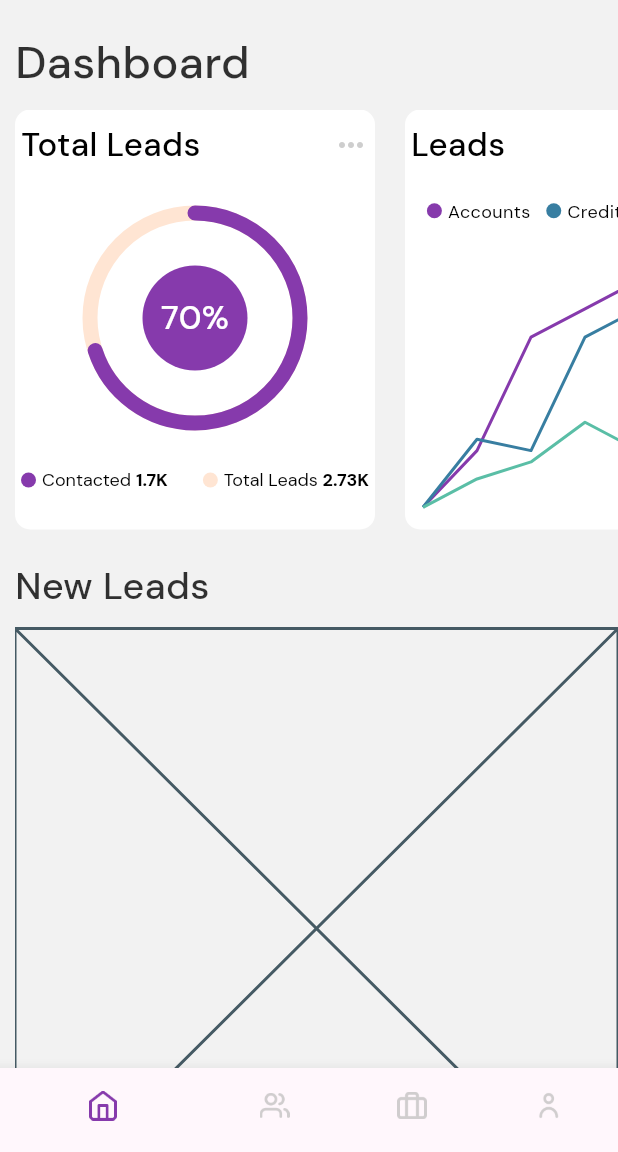
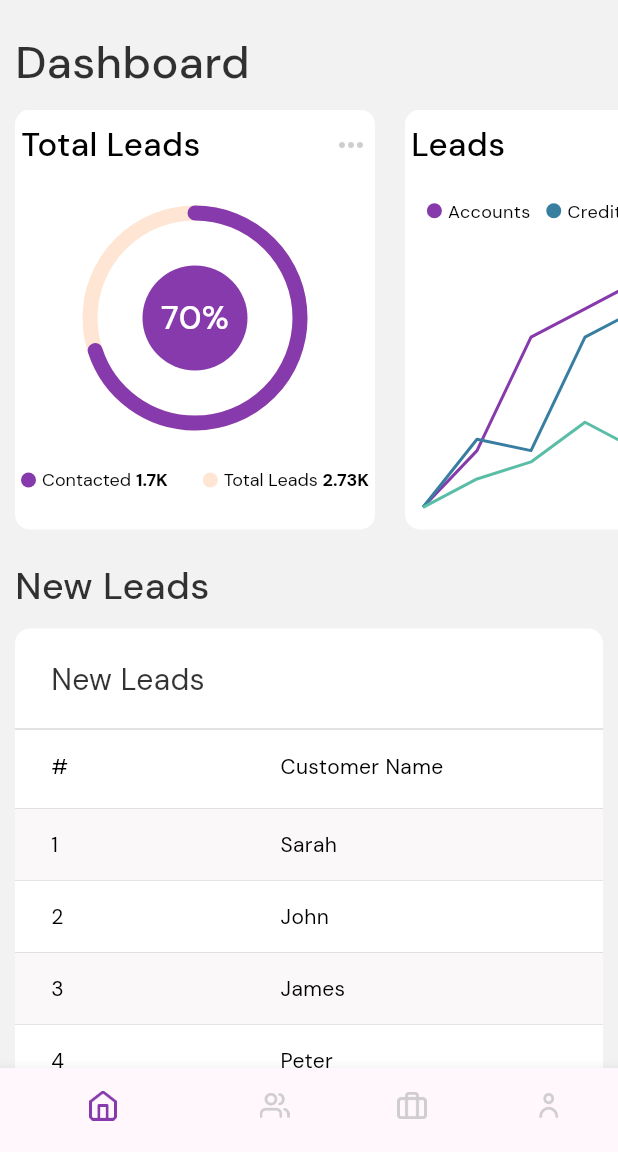
Before and after one commit to okelloEnos/dentsu, a Flutter app: the screen it shows after launch, after a tap on the "check box outline blank" icon, after a tap on "Log In", on a phone screen of 412 x 824 dp, the part 84-1236 px from its top. Run offline on Flutter 3.47's test engine with Material 3 defaults, Android fonts, the phone set to English and light mode, and no system bars; drawn by our look-alikes of cached_network_image, fl_chart; our stand-ins replace dio, equatable, flutter_bloc, flutter_spinkit, flutter_staggered_animations, go_router and 2 more; missing offline and left inert: flutter_animated_dialog; network calls fail.

Commit message:
dashboard ui complete

```diff
--- a/lib/features/dashboard/ui/screens/dashboard_screen.dart
+++ b/lib/features/dashboard/ui/screens/dashboard_screen.dart
@@ -35,7 +35,10 @@ class DashboardScreen extends StatelessWidget {
                 color: theme.colorScheme.tertiary.withOpacity(0.8),
               ),
               const SizedBox(height: 10.0),
-              const NewLeads()
+              const Padding(
+                padding: EdgeInsets.only(right: 10.0),
+                child: NewLeads(),
+              )
             ],
           ),
         ),
--- /dev/null
+++ b/lib/features/leads/data/model/lead.dart
@@ -0,0 +1,6 @@
+class Lead{
+  final String? id;
+  final String? name;
+
+  Lead({this.id, this.name});
+}
--- a/lib/features/leads/leads_barrel.dart
+++ b/lib/features/leads/leads_barrel.dart
@@ -1,2 +1,4 @@
 export 'ui/screens/leads_screen.dart';
 export 'ui/widgets/new_leads.dart';
+export 'data/model/lead.dart';
+export 'ui/widgets/pagination_footer.dart';
--- a/lib/features/leads/ui/widgets/new_leads.dart
+++ b/lib/features/leads/ui/widgets/new_leads.dart
@@ -1,10 +1,129 @@
+import 'package:dentsu_test/common_widgets/common_widget_barrel.dart';
+import 'package:dentsu_test/features/features_barrel.dart';
+import 'package:dentsu_test/features/leads/ui/widgets/pagination_footer.dart';
 import 'package:flutter/material.dart';
 
+import '../../../../util/constants/constants_barrel.dart';
+final List<Lead> _leads = [
+  Lead(id: "1", name: "Sarah"),
+  Lead(id: "2", name:"John"),
+  Lead(id: "3", name: "James"),
+  Lead(id: "4", name: "Peter"),
+  Lead(id: "5", name: "Peter"),
+  Lead(id: "6", name: "Peter"),
+  Lead(id: "7", name: "Peter"),
+  Lead(id: "8", name: "Peter"),
+  Lead(id: "9", name: "Peter"),
+  Lead(id: "10", name: "Peter"),
+  Lead(id: "11", name: "Peter"),
+  Lead(id: "12", name: "Peter"),
+];
+final DataTableSource dataSource = LeadsDataSource(leads: _leads);
 class NewLeads extends StatelessWidget {
   const NewLeads({super.key});
 
   @override
   Widget build(BuildContext context) {
-    return const Placeholder();
+    var theme = Theme.of(context);
+    return Stack(
+      children: [
+        SizedBox(
+          width: MediaQuery.of(context).size.width,
+          child: PaginatedDataTable(
+            rowsPerPage: _leads.length < 10 ? _leads.length : 10,
+            header: const CustomTextWidget(text: ""),
+            // header: Column(
+            //   mainAxisSize: MainAxisSize.min,
+            //   crossAxisAlignment: CrossAxisAlignment.start,
+            //   children: [
+            //     const Spacer(),
+            //     CustomTextWidget(text: "New Leads",
+            //       fontSize: 20.0,
+            //       fontWeight: FontWeight.w400,
+            //       color: theme.colorScheme.tertiary.withOpacity(0.8),
+            //     ),
+            //     const Spacer(),
+            //     Divider(
+            //       color: theme.hintColor.withOpacity(0.4),
+            //     )
+            //   ],
+            // ),
+            columns: <DataColumn>[
+              DataColumn(
+                label: CustomTextWidget(text: "#", fontSize: 14.0, fontWeight: FontWeight.w400, color: theme.colorScheme.tertiary,),
+              ),
+              DataColumn(
+                label: CustomTextWidget(text: "Customer Name", fontSize: 14.0, fontWeight: FontWeight.w400, color: theme.colorScheme.tertiary,),
+              ),
+            ],
+            source: dataSource,
+          ),
+        ),
+        Positioned(
+            top: 20.0,
+            left: 0.0,
+            right: 0.0,
+            child: Card(
+              child: Column(
+                mainAxisSize: MainAxisSize.min,
+                crossAxisAlignment: CrossAxisAlignment.start,
+                children: [
+                  Padding(
+                    padding: const EdgeInsets.only(left: 24.0, right: 24.0, bottom: 10.0),
+                    child: CustomTextWidget(text: "New Leads",
+                      fontSize: 20.0,
+                      fontWeight: FontWeight.w400,
+                      color: theme.colorScheme.tertiary.withOpacity(0.8),
+                    ),
+                  ),
+                  Divider(
+                    color: theme.hintColor.withOpacity(0.4),
+                  )
+                ],
+              ),
+            )),
+        const Positioned(
+            bottom: 0.0,
+            left: 0.0,
+            right: 0.0,
+            child: Card(child: PaginationFooter())),
+      ],
+    );
   }
 }
+
+class LeadsDataSource extends DataTableSource {
+  final List<Lead> leads ;
+
+  LeadsDataSource({Key? key, required this.leads});
+
+  @override
+  int get rowCount => leads.length;
+
+  @override
+  DataRow? getRow(int index) {
+    return DataRow(
+      selected: index % 2 == 0,
+      cells: <DataCell>[
+        DataCell(CustomTextWidget(text: leads[index].id ?? "",
+            color: black,
+            fontSize: 14.0,
+            fontFamily: "DM Sans",
+            fontWeight: FontWeight.w400
+        )),
+        DataCell(CustomTextWidget(text: leads[index].name ?? "",
+            color: black,
+            fontSize: 14.0,
+            fontFamily: "DM Sans",
+            fontWeight: FontWeight.w400
+        )),
+      ],
+    );
+  }
+
+  @override
+  bool get isRowCountApproximate => false;
+
+  @override
+  int get selectedRowCount => 0;
+}
--- /dev/null
+++ b/lib/features/leads/ui/widgets/pagination_footer.dart
@@ -0,0 +1,73 @@
+import 'package:dentsu_test/common_widgets/common_widget_barrel.dart';
+import 'package:flutter/material.dart';
+
+class PaginationFooter extends StatelessWidget {
+  const PaginationFooter({super.key});
+
+  @override
+  Widget build(BuildContext context) {
+    var theme = Theme.of(context);
+    return Container(
+      height: 56,
+      padding: const EdgeInsets.only(left: 24.0, right: 24.0, top: 2.0, bottom: 2.0),
+      child: Column(
+        crossAxisAlignment: CrossAxisAlignment.start,
+        mainAxisSize: MainAxisSize.min,
+        children: [
+          CustomTextWidget(text: "Showing 1 to 10 of 100 entries",
+            fontSize: 12.0,
+            fontWeight: FontWeight.w400,
+            color: Theme.of(context).hintColor.withOpacity(0.8),
+          ),
+          const SizedBox(height: 4.0),
+          Row(
+            mainAxisSize: MainAxisSize.max,
+            mainAxisAlignment: MainAxisAlignment.spaceBetween,
+            crossAxisAlignment: CrossAxisAlignment.center,
+            children: [
+              Container(
+                  decoration: BoxDecoration(
+                      border: Border.all(color: theme.colorScheme.tertiary.withOpacity(0.05)),
+                      shape: BoxShape.circle
+                  ),
+                  child: Icon(Icons.chevron_left, color: theme.colorScheme.tertiary, size: 22.0,)),
+              Container(
+                height: 30.0,
+                  padding: const EdgeInsets.only(left: 8.0, right: 8.0, top: 2.0, bottom: 2.0),
+                  decoration: BoxDecoration(
+                      border: Border.all(color: theme.colorScheme.tertiary.withOpacity(0.05)),
+                      borderRadius: BorderRadius.circular(100.0),
+                      shape: BoxShape.rectangle
+                  ),
+                  child: ListView.builder(
+                    scrollDirection: Axis.horizontal,
+                    shrinkWrap: true,
+                      itemCount: 5,
+                      itemBuilder: (context, index) => Container(
+                        padding: const EdgeInsets.only(left: 8.0, right: 8.0, top: 0.0, bottom: 0.0),
+                        decoration: BoxDecoration(
+                            color: index == 0 ? theme.colorScheme.secondary : theme.colorScheme.onSecondary,
+                            shape: BoxShape.circle
+                        ),
+                        child: Center(
+                          child: CustomTextWidget(text: "${index + 1}",
+                            fontSize: 14.0,
+                            fontWeight: FontWeight.w500,
+                            color: index == 0 ? theme.colorScheme.onTertiary : theme.colorScheme.tertiary,
+                          ),
+                        ),
+                      )
+                  )),
+              Container(
+                  decoration: BoxDecoration(
+                      border: Border.all(color: theme.colorScheme.tertiary.withOpacity(0.05)),
+                      shape: BoxShape.circle
+                  ),
+                  child: Icon(Icons.chevron_right, color: theme.colorScheme.tertiary, size: 22.0,)),
+            ],
+          )
+        ],
+      ),
+    );
+  }
+}
--- a/lib/util/core/app_theme.dart
+++ b/lib/util/core/app_theme.dart
@@ -45,6 +45,25 @@ class AppTheme {
               unselectedItemColor: inactiveGreyColor,
           selectedItemColor: lightPrimaryColor,
             ),
+        dataTableTheme: DataTableThemeData(
+            dataTextStyle: const TextStyle(
+                color: black,
+                fontSize: 14.0,
+                fontFamily: "DM Sans",
+                fontWeight: FontWeight.w400),
+            headingTextStyle: TextStyle(
+                color: black.withOpacity(0.8),
+                fontSize: 20.0,
+                fontWeight: FontWeight.w400,
+                fontFamily: "DM Sans"),
+          dividerThickness: 0.0,
+          dataRowColor: MaterialStateProperty.resolveWith((states) {
+            if (states.contains(MaterialState.selected)) {
+              return const Color(0XFFFAF8F8);
+            }
+            return white;
+          }),
+        ),
         snackBarTheme: const SnackBarThemeData(
             backgroundColor: darkPrimaryColor,
             contentTextStyle: TextStyle(
```
